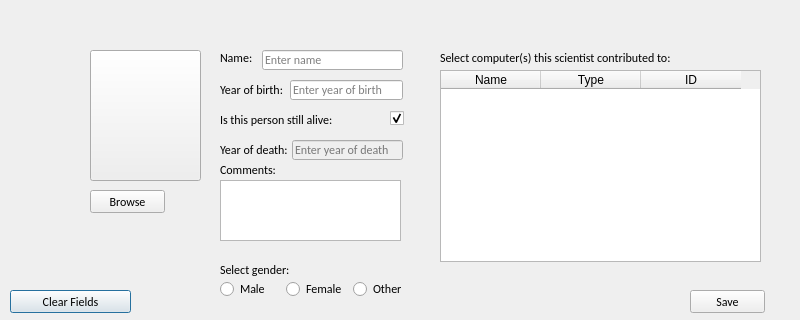
Hopur21/Hopur21, file Hopur21Verkefni/MyComputerScienceList/ui/addcomputerscientist.ui: the form before one commit.
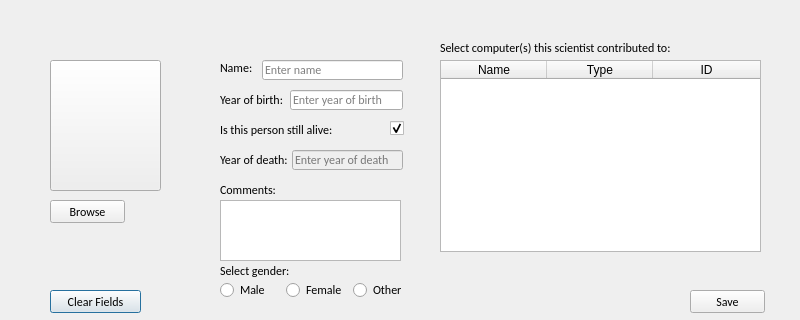
The form after the commit. Icons and pictures are not drawn.

```diff
--- a/Hopur21Verkefni/MyComputerScienceList/ui/addcomputerscientist.ui
+++ b/Hopur21Verkefni/MyComputerScienceList/ui/addcomputerscientist.ui
@@ -41,9 +41,9 @@
    <widget class="QPushButton" name="pushButton_Addscientist_clearFields">
     <property name="geometry">
      <rect>
-      <x>10</x>
+      <x>50</x>
       <y>290</y>
-      <width>121</width>
+      <width>91</width>
       <height>23</height>
      </rect>
     </property>
@@ -63,7 +63,7 @@
     <property name="geometry">
      <rect>
       <x>292</x>
-      <y>140</y>
+      <y>150</y>
       <width>111</width>
       <height>20</height>
      </rect>
@@ -80,8 +80,8 @@
    <widget class="QPushButton" name="AddScientist_pushButton_image">
     <property name="geometry">
      <rect>
-      <x>90</x>
-      <y>50</y>
+      <x>50</x>
+      <y>60</y>
       <width>111</width>
       <height>131</height>
      </rect>
@@ -109,7 +109,7 @@
     <property name="geometry">
      <rect>
       <x>390</x>
-      <y>110</y>
+      <y>120</y>
       <width>21</width>
       <height>17</height>
      </rect>
@@ -125,7 +125,7 @@
     <property name="geometry">
      <rect>
       <x>290</x>
-      <y>80</y>
+      <y>90</y>
       <width>113</width>
       <height>20</height>
      </rect>
@@ -164,7 +164,7 @@
     <property name="geometry">
      <rect>
       <x>262</x>
-      <y>50</y>
+      <y>60</y>
       <width>141</width>
       <height>20</height>
      </rect>
@@ -181,8 +181,8 @@
    <widget class="QPushButton" name="pushButton_browse">
     <property name="geometry">
      <rect>
-      <x>90</x>
-      <y>190</y>
+      <x>50</x>
+      <y>200</y>
       <width>75</width>
       <height>23</height>
      </rect>
@@ -200,7 +200,7 @@
     <property name="geometry">
      <rect>
       <x>220</x>
-      <y>50</y>
+      <y>60</y>
       <width>41</width>
       <height>16</height>
      </rect>
@@ -218,7 +218,7 @@
     <property name="geometry">
      <rect>
       <x>220</x>
-      <y>80</y>
+      <y>90</y>
       <width>71</width>
       <height>20</height>
      </rect>
@@ -236,7 +236,7 @@
     <property name="geometry">
      <rect>
       <x>220</x>
-      <y>110</y>
+      <y>120</y>
       <width>121</width>
       <height>20</height>
      </rect>
@@ -254,7 +254,7 @@
     <property name="geometry">
      <rect>
       <x>220</x>
-      <y>140</y>
+      <y>150</y>
       <width>71</width>
       <height>20</height>
      </rect>
@@ -272,7 +272,7 @@
     <property name="geometry">
      <rect>
       <x>220</x>
-      <y>160</y>
+      <y>180</y>
       <width>121</width>
       <height>20</height>
      </rect>
@@ -290,7 +290,7 @@
     <property name="geometry">
      <rect>
       <x>220</x>
-      <y>260</y>
+      <y>261</y>
       <width>121</width>
       <height>20</height>
      </rect>
@@ -308,7 +308,7 @@
     <property name="geometry">
      <rect>
       <x>440</x>
-      <y>50</y>
+      <y>40</y>
       <width>251</width>
       <height>16</height>
      </rect>
@@ -368,7 +368,7 @@
     <property name="geometry">
      <rect>
       <x>280</x>
-      <y>160</y>
+      <y>170</y>
       <width>141</width>
       <height>20</height>
      </rect>
@@ -381,7 +381,7 @@
     <property name="geometry">
      <rect>
       <x>440</x>
-      <y>70</y>
+      <y>60</y>
       <width>321</width>
       <height>192</height>
      </rect>
@@ -401,9 +401,18 @@
     <attribute name="horizontalHeaderCascadingSectionResizes">
      <bool>false</bool>
     </attribute>
+    <attribute name="horizontalHeaderDefaultSectionSize">
+     <number>106</number>
+    </attribute>
+    <attribute name="horizontalHeaderStretchLastSection">
+     <bool>true</bool>
+    </attribute>
     <attribute name="verticalHeaderVisible">
      <bool>false</bool>
     </attribute>
+    <attribute name="verticalHeaderStretchLastSection">
+     <bool>false</bool>
+    </attribute>
     <column>
      <property name="text">
       <string>Name</string>
@@ -424,7 +433,7 @@
     <property name="geometry">
      <rect>
       <x>220</x>
-      <y>279</y>
+      <y>280</y>
       <width>193</width>
       <height>20</height>
      </rect>
@@ -472,7 +481,7 @@
     <property name="geometry">
      <rect>
       <x>220</x>
-      <y>180</y>
+      <y>200</y>
       <width>181</width>
       <height>61</height>
      </rect>
```
Left out of the diff: 25 changed lines with no effect on the pictures.
